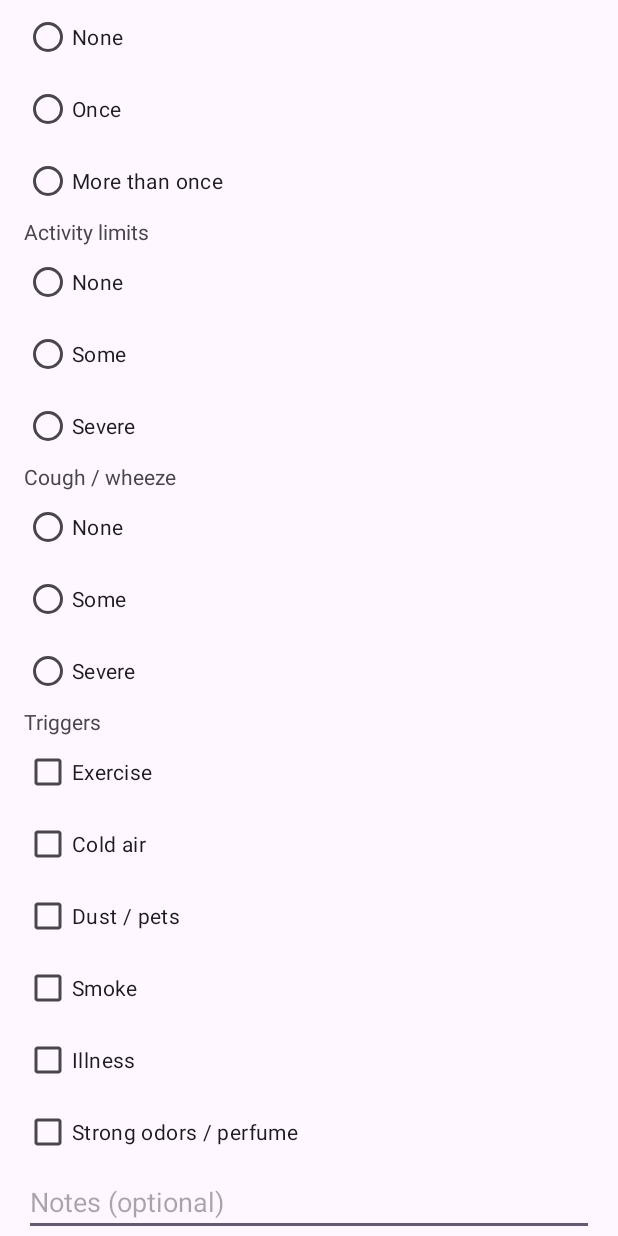
After one commit to thulasie/B07-Project, an Android app: the fragment DailyCheckInFragment shown on its own in the app's theme, on a phone screen of 412 x 824 dp. The commit adds this screen. Run offline under Robolectric (Android 15) with nearby library versions, the phone set to English and light mode, and no system bars; our stand-ins replace Firebase (no records; nobody signed in at launch, a user with empty details on screens opened directly).

Commit message:
Implement R5 daily check-in feature

```diff
--- /dev/null
+++ b/Starter Application/app/src/main/java/com/example/smartAir/DailyCheckInFragment.java
@@ -0,0 +1,148 @@
+package com.example.smartAir.ui;
+
+import android.os.Bundle;
+import android.view.LayoutInflater;
+import android.view.View;
+import android.view.ViewGroup;
+import android.widget.Button;
+import android.widget.CheckBox;
+import android.widget.EditText;
+import android.widget.RadioGroup;
+
+import androidx.annotation.NonNull;
+import androidx.annotation.Nullable;
+import androidx.fragment.app.Fragment;
+
+import com.example.smartAir.R;
+import com.example.smartAir.data.AuthProfileRepo;
+import com.example.smartAir.data.InMemorySymptomRepository;
+import com.example.smartAir.domain.EntryAuthor;
+import com.example.smartAir.domain.SymptomEntry;
+import com.example.smartAir.domain.TriggerType;
+
+import java.text.SimpleDateFormat;
+import java.util.ArrayList;
+import java.util.Date;
+import java.util.List;
+import java.util.Locale;
+import java.util.UUID;
+
+public class DailyCheckInFragment extends Fragment {
+
+    private RadioGroup rgNight, rgActivity, rgCough;
+    private CheckBox cbExercise, cbColdAir, cbDustPets, cbSmoke, cbIllness, cbOdors;
+    private EditText etNotes;
+    private Button btnSave;
+
+    private EntryAuthor author = EntryAuthor.CHILD; // 默认 CHILD
+    private String childId = "unknown";
+
+    @Override
+    public void onCreate(@Nullable Bundle savedInstanceState) {
+        super.onCreate(savedInstanceState);
+
+        // read author（"CHILD" or "PARENT"）
+        Bundle args = getArguments();
+        if (args != null) {
+            String authorStr = args.getString("author");
+            if (authorStr != null) {
+                try {
+                    author = EntryAuthor.valueOf(authorStr);
+                } catch (IllegalArgumentException e) {
+                    author = EntryAuthor.CHILD;
+                }
+            }
+        }
+
+        // get uid from AuthProfileRepo，as childId
+        AuthProfileRepo repo = new AuthProfileRepo();
+        if (repo.getCurrentUser() != null) {
+            childId = repo.getCurrentUser().getUid();
+        }
+    }
+
+    @Nullable
+    @Override
+    public View onCreateView(@NonNull LayoutInflater inflater,
+                             @Nullable ViewGroup container,
+                             @Nullable Bundle savedInstanceState) {
+
+        View v = inflater.inflate(R.layout.fragment_daily_check_in, container, false);
+
+        rgNight = v.findViewById(R.id.rgNightWaking);
+        rgActivity = v.findViewById(R.id.rgActivity);
+        rgCough = v.findViewById(R.id.rgCough);
+
+        cbExercise = v.findViewById(R.id.cbExercise);
+        cbColdAir = v.findViewById(R.id.cbColdAir);
+        cbDustPets = v.findViewById(R.id.cbDustPets);
+        cbSmoke = v.findViewById(R.id.cbSmoke);
+        cbIllness = v.findViewById(R.id.cbIllness);
+        cbOdors = v.findViewById(R.id.cbOdors);
+
+        etNotes = v.findViewById(R.id.etNotes);
+        btnSave = v.findViewById(R.id.btnSave);
+
+        btnSave.setOnClickListener(view -> {
+            saveEntry();
+            requireActivity().onBackPressed();
+        });
+
+        return v;
+    }
+
+    private void saveEntry() {
+        int night = mapNight(rgNight.getCheckedRadioButtonId());
+        int activity = mapActivity(rgActivity.getCheckedRadioButtonId());
+        int cough = mapCough(rgCough.getCheckedRadioButtonId());
+
+        List<TriggerType> triggers = new ArrayList<>();
+        if (cbExercise.isChecked()) triggers.add(TriggerType.EXERCISE);
+        if (cbColdAir.isChecked()) triggers.add(TriggerType.COLD_AIR);
+        if (cbDustPets.isChecked()) triggers.add(TriggerType.DUST_PETS);
+        if (cbSmoke.isChecked()) triggers.add(TriggerType.SMOKE);
+        if (cbIllness.isChecked()) triggers.add(TriggerType.ILLNESS);
+        if (cbOdors.isChecked()) triggers.add(TriggerType.STRONG_ODORS);
+
+        String notes = etNotes.getText().toString();
+
+        String id = UUID.randomUUID().toString();
+        String today = new SimpleDateFormat("yyyy-MM-dd", Locale.US)
+                .format(new Date());
+
+        SymptomEntry entry = new SymptomEntry(
+                id,
+                childId,
+                today,
+                night,
+                activity,
+                cough,
+                triggers,
+                author,    // Child-entered / Parent-entered
+                notes
+        );
+
+        InMemorySymptomRepository.getInstance().addEntry(entry);
+    }
+
+    private int mapNight(int id) {
+        if (id == R.id.rbNightNone) return 0;
+        if (id == R.id.rbNightOnce) return 1;
+        if (id == R.id.rbNightMany) return 2;
+        return 0;
+    }
+
+    private int mapActivity(int id) {
+        if (id == R.id.rbActNone) return 0;
+        if (id == R.id.rbActSome) return 1;
+        if (id == R.id.rbActSevere) return 2;
+        return 0;
+    }
+
+    private int mapCough(int id) {
+        if (id == R.id.rbCoughNone) return 0;
+        if (id == R.id.rbCoughSome) return 1;
+        if (id == R.id.rbCoughSevere) return 2;
+        return 0;
+    }
+}
--- /dev/null
+++ b/Starter Application/app/src/main/java/com/example/smartAir/domain/EntryAuthor.java
@@ -0,0 +1,6 @@
+package com.example.smartAir.domain;
+
+public enum EntryAuthor {
+    CHILD,
+    PARENT
+}
--- /dev/null
+++ b/Starter Application/app/src/main/res/layout/fragment_daily_check_in.xml
@@ -0,0 +1,144 @@
+<?xml version="1.0" encoding="utf-8"?>
+<ScrollView xmlns:android="http://schemas.android.com/apk/res/android"
+    android:layout_width="match_parent"
+    android:layout_height="match_parent">
+
+    <LinearLayout
+        android:orientation="vertical"
+        android:padding="16dp"
+        android:layout_width="match_parent"
+        android:layout_height="wrap_content">
+
+        <TextView
+            android:layout_width="wrap_content"
+            android:layout_height="wrap_content"
+            android:text="Night waking" />
+
+        <RadioGroup
+            android:id="@+id/rgNightWaking"
+            android:layout_width="wrap_content"
+            android:layout_height="wrap_content">
+            <RadioButton
+                android:id="@+id/rbNightNone"
+                android:layout_width="wrap_content"
+                android:layout_height="wrap_content"
+                android:text="None" />
+            <RadioButton
+                android:id="@+id/rbNightOnce"
+                android:layout_width="wrap_content"
+                android:layout_height="wrap_content"
+                android:text="Once" />
+            <RadioButton
+                android:id="@+id/rbNightMany"
+                android:layout_width="wrap_content"
+                android:layout_height="wrap_content"
+                android:text="More than once" />
+        </RadioGroup>
+
+        <TextView
+            android:layout_width="wrap_content"
+            android:layout_height="wrap_content"
+            android:text="Activity limits" />
+
+        <RadioGroup
+            android:id="@+id/rgActivity"
+            android:layout_width="wrap_content"
+            android:layout_height="wrap_content">
+            <RadioButton
+                android:id="@+id/rbActNone"
+                android:layout_width="wrap_content"
+                android:layout_height="wrap_content"
+                android:text="None" />
+            <RadioButton
+                android:id="@+id/rbActSome"
+                android:layout_width="wrap_content"
+                android:layout_height="wrap_content"
+                android:text="Some" />
+            <RadioButton
+                android:id="@+id/rbActSevere"
+                android:layout_width="wrap_content"
+                android:layout_height="wrap_content"
+                android:text="Severe" />
+        </RadioGroup>
+
+        <TextView
+            android:layout_width="wrap_content"
+            android:layout_height="wrap_content"
+            android:text="Cough / wheeze" />
+
+        <RadioGroup
+            android:id="@+id/rgCough"
+            android:layout_width="wrap_content"
+            android:layout_height="wrap_content">
+            <RadioButton
+                android:id="@+id/rbCoughNone"
+                android:layout_width="wrap_content"
+                android:layout_height="wrap_content"
+                android:text="None" />
+            <RadioButton
+                android:id="@+id/rbCoughSome"
+                android:layout_width="wrap_content"
+                android:layout_height="wrap_content"
+                android:text="Some" />
+            <RadioButton
+                android:id="@+id/rbCoughSevere"
+                android:layout_width="wrap_content"
+                android:layout_height="wrap_content"
+                android:text="Severe" />
+        </RadioGroup>
+
+        <!-- Triggers -->
+        <TextView
+            android:layout_width="wrap_content"
+            android:layout_height="wrap_content"
+            android:text="Triggers" />
+
+        <CheckBox
+            android:id="@+id/cbExercise"
+            android:layout_width="wrap_content"
+            android:layout_height="wrap_content"
+            android:text="Exercise" />
+
+        <CheckBox
+            android:id="@+id/cbColdAir"
+            android:layout_width="wrap_content"
+            android:layout_height="wrap_content"
+            android:text="Cold air" />
+
+        <CheckBox
+            android:id="@+id/cbDustPets"
+            android:layout_width="wrap_content"
+            android:layout_height="wrap_content"
+            android:text="Dust / pets" />
+
+        <CheckBox
+            android:id="@+id/cbSmoke"
+            android:layout_width="wrap_content"
+            android:layout_height="wrap_content"
+            android:text="Smoke" />
+
+        <CheckBox
+            android:id="@+id/cbIllness"
+            android:layout_width="wrap_content"
+            android:layout_height="wrap_content"
+            android:text="Illness" />
+
+        <CheckBox
+            android:id="@+id/cbOdors"
+            android:layout_width="wrap_content"
+            android:layout_height="wrap_content"
+            android:text="Strong odors / perfume" />
+
+        <EditText
+            android:id="@+id/etNotes"
+            android:layout_width="match_parent"
+            android:layout_height="wrap_content"
+            android:hint="Notes (optional)" />
+
+        <Button
+            android:id="@+id/btnSave"
+            android:layout_width="wrap_content"
+            android:layout_height="wrap_content"
+            android:text="Save" />
+    </LinearLayout>
+</ScrollView>
```
Also changed, not shown: Starter Application/app/src/main/java/com/example/smartAir/data/InMemorySymptomRepository.java (added, +44 -0 lines), Starter Application/app/src/main/java/com/example/smartAir/data/SymptomRepository.java (added, +15 -0 lines), Starter Application/app/src/main/java/com/example/smartAir/domain/SymptomEntry.java (added, +73 -0 lines), Starter Application/app/src/main/java/com/example/smartAir/domain/TriggerType.java (added, +11 -0 lines), Starter Application/app/src/main/java/com/example/smartAir/ui/child/ChildHomeFragment.java (+32 -3 lines), Starter Application/app/src/main/java/com/example/smartAir/ui/parent/ParentHomeFragment.java (+17 -3 lines), Starter Application/app/src/main/res/layout/fragment_child_home.xml (+12 -1 lines), Starter Application/app/src/main/res/layout/fragment_parent_home.xml (+12 -1 lines), Starter Application/app/src/main/res/navigation/nav_graph.xml (+14 -0 lines), 1 other file.
